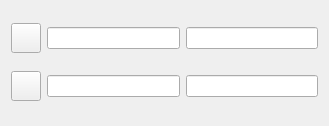
mseaberg/slit_alignment, file PPM_centroid/Crosshair.ui: the form before one commit.
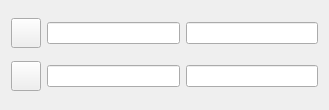
The form after the commit. Icons and pictures are not drawn.

Commit message: just updated some GUI sizing info

```diff
--- a/PPM_centroid/Crosshair.ui
+++ b/PPM_centroid/Crosshair.ui
@@ -7,9 +7,15 @@
     <x>0</x>
     <y>0</y>
     <width>329</width>
-    <height>126</height>
+    <height>110</height>
    </rect>
   </property>
+  <property name="minimumSize">
+   <size>
+    <width>0</width>
+    <height>0</height>
+   </size>
+  </property>
   <property name="windowTitle">
    <string>Form</string>
   </property>
@@ -53,10 +59,24 @@
     </widget>
    </item>
    <item row="0" column="1">
-    <widget class="QLineEdit" name="red_x"/>
+    <widget class="QLineEdit" name="red_x">
+     <property name="minimumSize">
+      <size>
+       <width>0</width>
+       <height>20</height>
+      </size>
+     </property>
+    </widget>
    </item>
    <item row="0" column="2">
-    <widget class="QLineEdit" name="red_y"/>
+    <widget class="QLineEdit" name="red_y">
+     <property name="minimumSize">
+      <size>
+       <width>0</width>
+       <height>20</height>
+      </size>
+     </property>
+    </widget>
    </item>
    <item row="1" column="0">
     <widget class="QPushButton" name="blueButton">
@@ -97,10 +117,24 @@
     </widget>
    </item>
    <item row="1" column="1">
-    <widget class="QLineEdit" name="blue_x"/>
+    <widget class="QLineEdit" name="blue_x">
+     <property name="minimumSize">
+      <size>
+       <width>0</width>
+       <height>20</height>
+      </size>
+     </property>
+    </widget>
    </item>
    <item row="1" column="2">
-    <widget class="QLineEdit" name="blue_y"/>
+    <widget class="QLineEdit" name="blue_y">
+     <property name="minimumSize">
+      <size>
+       <width>0</width>
+       <height>20</height>
+      </size>
+     </property>
+    </widget>
    </item>
   </layout>
  </widget>
```
The commit also changes 4 other files.
